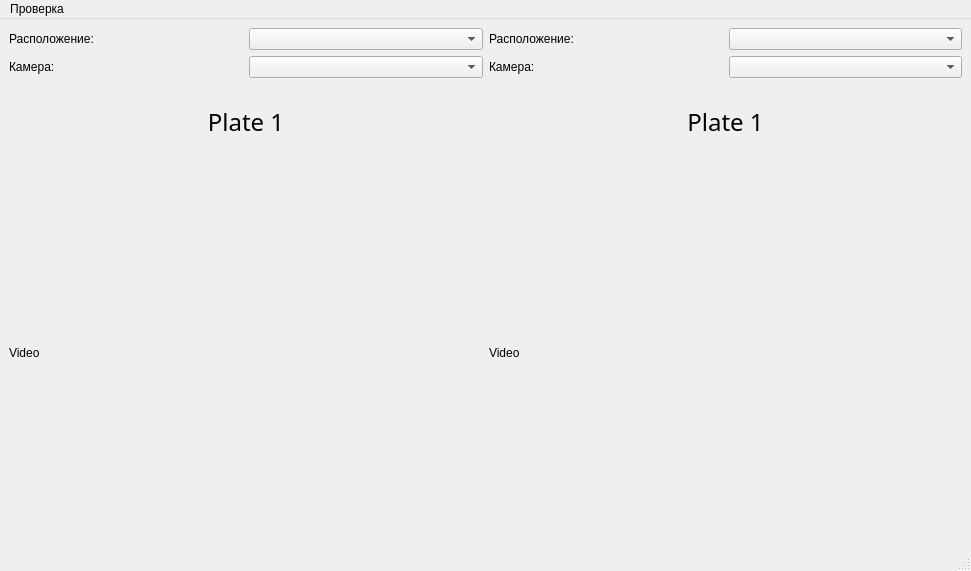
The window that main.ui (Dmitriev8822/checkpoint_control) describes before a commit, drawn with Qt 5.
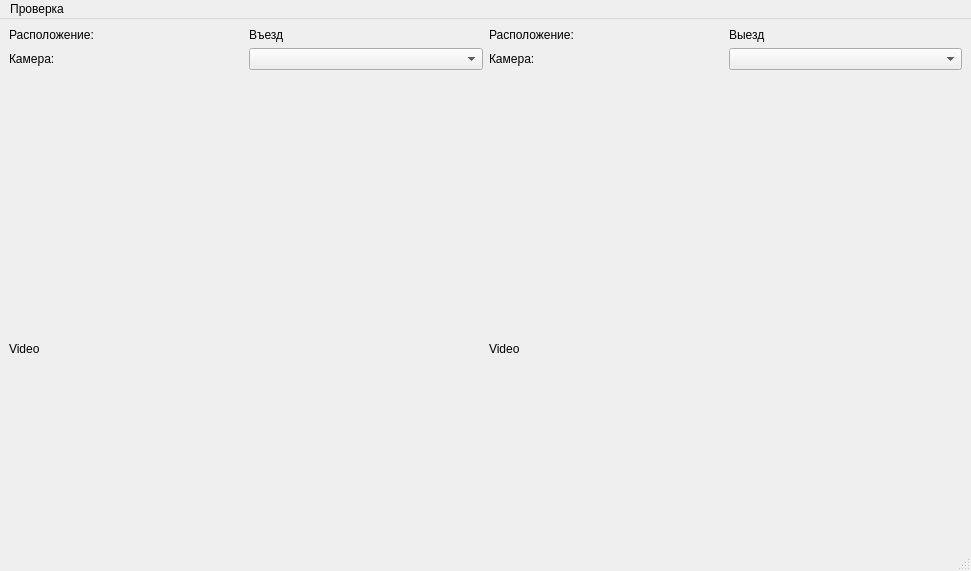
The same window after the commit.

The edit to the form file:
```diff
--- a/main.ui
+++ b/main.ui
@@ -19,32 +19,20 @@
      <layout class="QVBoxLayout" name="verticalLayout" stretch="0,0,1,5">
       <item>
        <layout class="QHBoxLayout" name="horizontalLayout_3">
+        <item>
+         <widget class="QLabel" name="label">
+          <property name="text">
+           <string>Расположение:</string>
+          </property>
+         </widget>
+        </item>
         <item>
          <widget class="QLabel" name="cameraLocationL_1">
           <property name="text">
-           <string>Расположение:</string>
+           <string>Въезд</string>
           </property>
          </widget>
         </item>
-        <item>
-         <widget class="QComboBox" name="cameraLocationCB_1">
-          <item>
-           <property name="text">
-            <string/>
-           </property>
-          </item>
-          <item>
-           <property name="text">
-            <string>Въезд</string>
-           </property>
-          </item>
-          <item>
-           <property name="text">
-            <string>Выезд</string>
-           </property>
-          </item>
-         </widget>
-        </item>
        </layout>
       </item>
       <item>
@@ -76,7 +64,7 @@
          <string notr="true"/>
         </property>
         <property name="text">
-         <string>Plate 1</string>
+         <string/>
         </property>
         <property name="scaledContents">
          <bool>false</bool>
@@ -110,22 +98,10 @@
          </widget>
         </item>
         <item>
-         <widget class="QComboBox" name="cameraLocationCB_2">
-          <item>
-           <property name="text">
-            <string/>
-           </property>
-          </item>
-          <item>
-           <property name="text">
-            <string>Въезд</string>
-           </property>
-          </item>
-          <item>
-           <property name="text">
-            <string>Выезд</string>
-           </property>
-          </item>
+         <widget class="QLabel" name="label_2">
+          <property name="text">
+           <string>Выезд</string>
+          </property>
          </widget>
         </item>
        </layout>
@@ -159,7 +135,7 @@
          <string notr="true"/>
         </property>
         <property name="text">
-         <string>Plate 1</string>
+         <string/>
         </property>
         <property name="scaledContents">
          <bool>false</bool>
```
